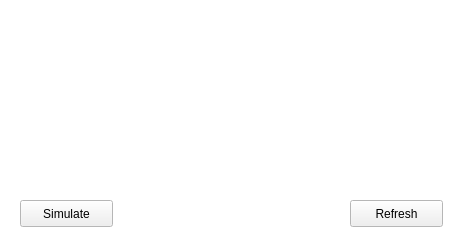
kimbjerge/iirtsf10grp5, file sapien190/trunk/source/Sandbox/sapine_v1/graph.ui: the form before one commit.
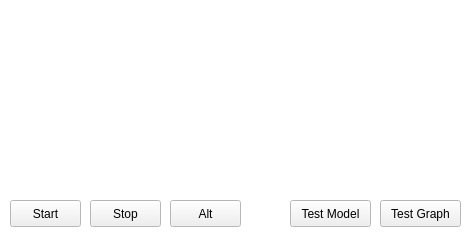
The form after the commit.

Commit message: Updated sapine_v1 with test running on Linux for SimulatorRealtime (start, stop and alternate)

Diff of the .ui file:
```diff
--- a/sapien190/trunk/source/Sandbox/sapine_v1/graph.ui
+++ b/sapien190/trunk/source/Sandbox/sapine_v1/graph.ui
@@ -80,27 +80,66 @@
   <widget class="QPushButton" name="refresh">
    <property name="geometry">
     <rect>
-     <x>350</x>
+     <x>380</x>
      <y>200</y>
-     <width>93</width>
+     <width>81</width>
      <height>27</height>
     </rect>
    </property>
    <property name="text">
-    <string>Refresh</string>
+    <string>Test Graph</string>
    </property>
   </widget>
   <widget class="QPushButton" name="simulate">
    <property name="geometry">
     <rect>
-     <x>20</x>
+     <x>10</x>
      <y>200</y>
-     <width>93</width>
+     <width>71</width>
      <height>27</height>
     </rect>
    </property>
    <property name="text">
-    <string>Simulate</string>
+    <string>Start</string>
+   </property>
+  </widget>
+  <widget class="QPushButton" name="stopSimulate">
+   <property name="geometry">
+    <rect>
+     <x>90</x>
+     <y>200</y>
+     <width>71</width>
+     <height>27</height>
+    </rect>
+   </property>
+   <property name="text">
+    <string>Stop</string>
+   </property>
+  </widget>
+  <widget class="QPushButton" name="testModel">
+   <property name="geometry">
+    <rect>
+     <x>290</x>
+     <y>200</y>
+     <width>81</width>
+     <height>27</height>
+    </rect>
+   </property>
+   <property name="text">
+    <string>Test Model</string>
+   </property>
+  </widget>
+  <widget class="QPushButton" name="pushButton">
+   <property name="geometry">
+    <rect>
+     <x>170</x>
+     <y>200</y>
+     <width>71</width>
+     <height>27</height>
+    </rect>
+   </property>
+   <property name="text">
+    <string>Alt</string>
    </property>
   </widget>
  </widget>
```
Left out of the diff: 96 changed lines with no effect on the pictures. The commit also changes 18 other files.
